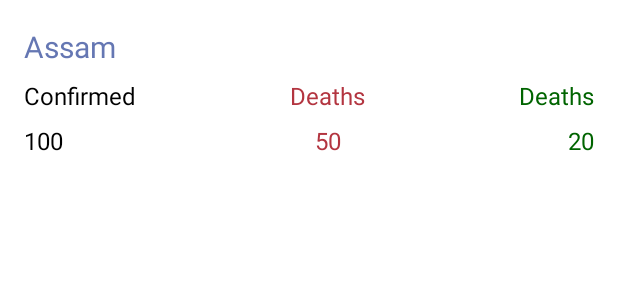
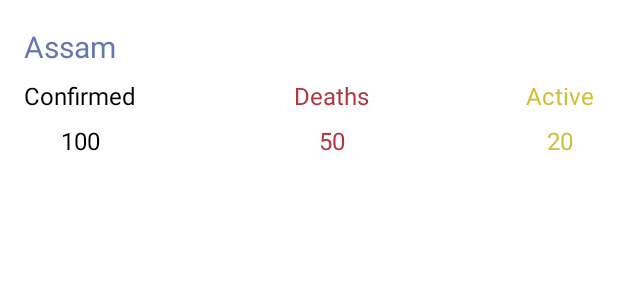
Before and after one commit to jsanyam123/Covid-19-tracker-app, an Android app: the layout states_row_layout.xml on its own in the app's theme, with its tools: preview values and no code run, on a phone screen of 412 x 824 dp. Shown: the top 300 px of the screen. Run offline under Robolectric (Android 15) with nearby library versions, the phone set to English and light mode, and no system bars; Roboto replaces fonts that are not available here.

Commit message:
Updated colours for countries list and states list.

```diff
--- a/app/src/main/res/layout/states_row_layout.xml
+++ b/app/src/main/res/layout/states_row_layout.xml
@@ -26,15 +26,16 @@
 
                 <TextView
                     android:id="@+id/stateName"
-                    android:layout_width="wrap_content"
+                    android:layout_width="match_parent"
                     android:layout_height="wrap_content"
                     android:layout_marginStart="16dp"
                     android:layout_marginTop="16dp"
+                    android:layout_marginEnd="16dp"
                     android:ellipsize="end"
-                    android:maxLines="1"
                     android:text="@{result.loc}"
                     android:textColor="@color/colorPrimaryDark"
                     android:textSize="20sp"
+                    app:layout_constraintEnd_toEndOf="parent"
                     app:layout_constraintStart_toStartOf="parent"
                     app:layout_constraintTop_toTopOf="parent"
                     tools:text="Assam" />
@@ -72,25 +73,25 @@
                     android:layout_marginTop="8dp"
                     android:layout_marginEnd="16dp"
                     android:text="Active"
-                    android:textColor="@color/darkgreen"
+                    android:textColor="@color/mattgold"
                     android:textSize="16sp"
                     app:layout_constraintEnd_toEndOf="parent"
                     app:layout_constraintTop_toBottomOf="@+id/stateName"
-                    tools:text="Deaths" />
+                    tools:text="Active" />
 
                 <TextView
                     android:id="@+id/StatesConfirmed"
                     setConfirmedStates="@{result.totalConfirmed}"
                     android:layout_width="wrap_content"
                     android:layout_height="wrap_content"
-                    android:layout_marginStart="16dp"
                     android:layout_marginTop="8dp"
                     android:layout_marginBottom="16dp"
                     android:text="100"
                     android:textColor="@color/black"
                     android:textSize="16sp"
                     app:layout_constraintBottom_toBottomOf="parent"
-                    app:layout_constraintStart_toStartOf="parent"
+                    app:layout_constraintEnd_toEndOf="@+id/StateCases"
+                    app:layout_constraintStart_toStartOf="@+id/StateCases"
                     app:layout_constraintTop_toBottomOf="@+id/StateCases" />
 
                 <TextView
@@ -111,18 +112,18 @@
                 <TextView
                     android:id="@+id/StatesActive"
                     confirmedStates="@{result.totalConfirmed}"
+                    deathsStates="@{result.deaths}"
                     recoveredStates="@{result.discharged}"
-                    deathsStates="@{result.deaths}"
                     android:layout_width="wrap_content"
                     android:layout_height="wrap_content"
                     android:layout_marginTop="8dp"
-                    android:layout_marginEnd="16dp"
                     android:layout_marginBottom="16dp"
                     android:text="20"
-                    android:textColor="@color/darkgreen"
+                    android:textColor="@color/mattgold"
                     android:textSize="16sp"
                     app:layout_constraintBottom_toBottomOf="parent"
-                    app:layout_constraintEnd_toEndOf="parent"
+                    app:layout_constraintEnd_toEndOf="@+id/StateActive"
+                    app:layout_constraintStart_toStartOf="@+id/StateActive"
                     app:layout_constraintTop_toBottomOf="@+id/StateActive" />
 
 
```
Also changed, not shown: app/src/main/res/layout/country_row_layout.xml (+18 -16 lines).
